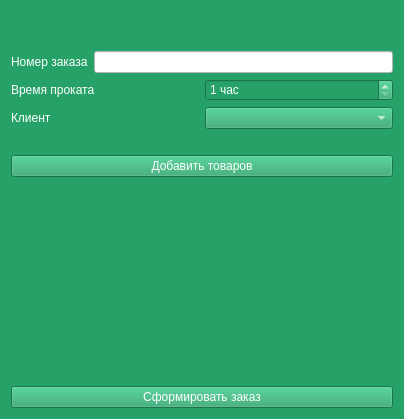
Old version of the form app/design/createOrder.ui in the repository ElectroForez/coursework_prdb.
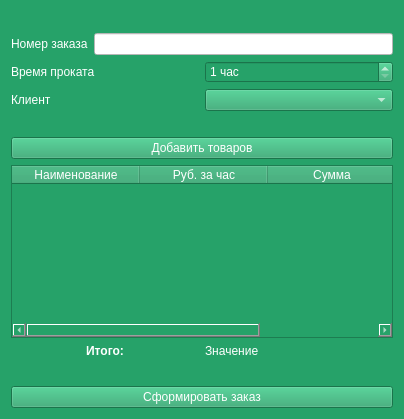
New version of the form.

Commit message: update order list

What changed in the file:
```diff
--- a/app/design/createOrder.ui
+++ b/app/design/createOrder.ui
@@ -124,12 +124,66 @@
     </widget>
    </item>
    <item>
-    <widget class="QLabel" name="goods_label">
-     <property name="text">
-      <string/>
+    <widget class="QTableWidget" name="goods_table">
+     <property name="editTriggers">
+      <set>QAbstractItemView::NoEditTriggers</set>
      </property>
+     <attribute name="horizontalHeaderCascadingSectionResizes">
+      <bool>false</bool>
+     </attribute>
+     <attribute name="horizontalHeaderMinimumSectionSize">
+      <number>63</number>
+     </attribute>
+     <attribute name="horizontalHeaderDefaultSectionSize">
+      <number>128</number>
+     </attribute>
+     <attribute name="verticalHeaderMinimumSectionSize">
+      <number>26</number>
+     </attribute>
+     <column>
+      <property name="text">
+       <string>Наименование</string>
+      </property>
+     </column>
+     <column>
+      <property name="text">
+       <string>Руб. за час</string>
+      </property>
+     </column>
+     <column>
+      <property name="text">
+       <string>Сумма</string>
+      </property>
+     </column>
     </widget>
    </item>
+   <item>
+    <layout class="QHBoxLayout" name="horizontalLayout_4">
+     <item>
+      <widget class="QLabel" name="goods_label">
+       <property name="font">
+        <font>
+         <weight>75</weight>
+         <bold>true</bold>
+        </font>
+       </property>
+       <property name="text">
+        <string>Итого:</string>
+       </property>
+       <property name="alignment">
+        <set>Qt::AlignCenter</set>
+       </property>
+      </widget>
+     </item>
+     <item>
+      <widget class="QLabel" name="total_value_lbl">
+       <property name="text">
+        <string>Значение</string>
+       </property>
+      </widget>
+     </item>
+    </layout>
+   </item>
    <item>
     <spacer name="verticalSpacer">
      <property name="orientation">
```
The commit also changes 12 other files.
